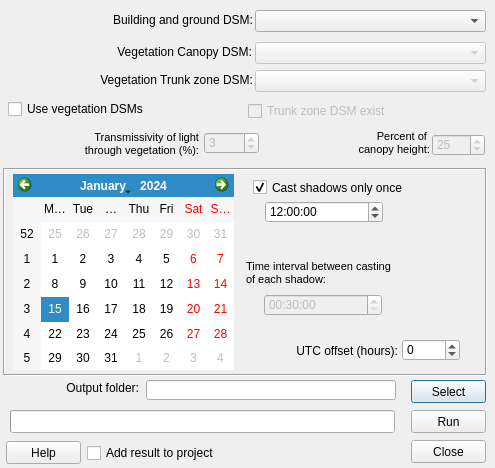
Qt form ShadowGenerator/shadow_generator_dialog_base.ui (UMEP-dev/UMEP) before a commit.
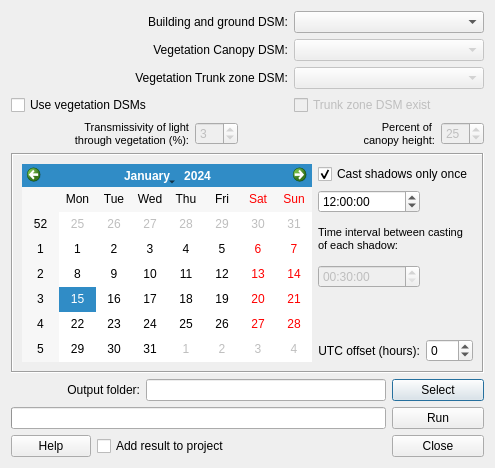
The same form after that commit.

The edit to the form file:
```diff
--- a/ShadowGenerator/shadow_generator_dialog_base.ui
+++ b/ShadowGenerator/shadow_generator_dialog_base.ui
@@ -19,15 +19,9 @@
   <property name="whatsThis">
    <string/>
   </property>
+  <layout class="QGridLayout" name="gridLayout_2">
+   <item row="0" column="0" colspan="5">
   <widget class="QLabel" name="label">
-   <property name="geometry">
-    <rect>
-     <x>27</x>
-     <y>12</y>
-     <width>226</width>
-     <height>16</height>
-    </rect>
-   </property>
    <property name="text">
     <string>Building and ground DSM:</string>
    </property>
@@ -35,18 +29,12 @@
     <set>Qt::AlignRight|Qt::AlignTrailing|Qt::AlignVCenter</set>
    </property>
   </widget>
+   </item>
+   <item row="0" column="5" colspan="4">
   <widget class="QComboBox" name="comboBox_dsm">
    <property name="enabled">
     <bool>true</bool>
    </property>
-   <property name="geometry">
-    <rect>
-     <x>255</x>
-     <y>10</y>
-     <width>231</width>
-     <height>22</height>
-    </rect>
-   </property>
    <property name="toolTip">
     <string>A raster Digital surface Model consisting of ground and building heights</string>
    </property>
@@ -54,166 +42,74 @@
     <string>A raster Digital surface Model consisting of ground and building heights</string>
    </property>
   </widget>
-  <widget class="QPushButton" name="pushButtonSave">
-   <property name="geometry">
-    <rect>
-     <x>411</x>
-     <y>380</y>
-     <width>75</width>
-     <height>23</height>
-    </rect>
-   </property>
+   </item>
+   <item row="1" column="0" colspan="5">
+    <widget class="QLabel" name="label_2">
    <property name="text">
-    <string>Select</string>
-   </property>
-  </widget>
-  <widget class="QLineEdit" name="textOutput">
-   <property name="geometry">
-    <rect>
-     <x>146</x>
-     <y>380</y>
-     <width>250</width>
-     <height>20</height>
-    </rect>
-   </property>
-  </widget>
-  <widget class="QLabel" name="label_4">
-   <property name="geometry">
-    <rect>
-     <x>6</x>
-     <y>380</y>
-     <width>133</width>
-     <height>16</height>
-    </rect>
-   </property>
-   <property name="text">
-    <string>Output folder:</string>
+      <string>Vegetation Canopy DSM:</string>
    </property>
    <property name="alignment">
     <set>Qt::AlignRight|Qt::AlignTrailing|Qt::AlignVCenter</set>
    </property>
   </widget>
+   </item>
+   <item row="1" column="5" colspan="4">
   <widget class="QComboBox" name="comboBox_vegdsm">
    <property name="enabled">
     <bool>false</bool>
    </property>
-   <property name="geometry">
-    <rect>
-     <x>255</x>
-     <y>42</y>
-     <width>231</width>
-     <height>22</height>
-    </rect>
-   </property>
    <property name="toolTip">
     <string>A raster grid consisting of heights of vegetation above ground. Should have same spatial extent and resolution as Building and Ground DSM</string>
    </property>
   </widget>
+   </item>
+   <item row="2" column="0" colspan="5">
+    <widget class="QLabel" name="label_3">
+     <property name="text">
+      <string>Vegetation Trunk zone DSM:</string>
+     </property>
+     <property name="alignment">
+      <set>Qt::AlignRight|Qt::AlignTrailing|Qt::AlignVCenter</set>
+     </property>
+    </widget>
+   </item>
+   <item row="2" column="5" colspan="4">
   <widget class="QComboBox" name="comboBox_vegdsm2">
    <property name="enabled">
     <bool>false</bool>
    </property>
-   <property name="geometry">
-    <rect>
-     <x>255</x>
-     <y>70</y>
-     <width>231</width>
-     <height>22</height>
-    </rect>
-   </property>
    <property name="toolTip">
     <string>A raster grid consisting of heights of trunk zone (bottom of canopy) above ground. Should have same spatial extent and resolution as Building and Ground DSM</string>
    </property>
   </widget>
+   </item>
+   <item row="3" column="0" colspan="4">
   <widget class="QCheckBox" name="checkBoxUseVeg">
    <property name="enabled">
     <bool>true</bool>
    </property>
-   <property name="geometry">
-    <rect>
-     <x>8</x>
-     <y>100</y>
-     <width>223</width>
-     <height>18</height>
-    </rect>
-   </property>
    <property name="text">
     <string>Use vegetation DSMs</string>
    </property>
   </widget>
-  <widget class="QCheckBox" name="checkBoxTrunkExist">
-   <property name="enabled">
-    <bool>false</bool>
-   </property>
-   <property name="geometry">
-    <rect>
-     <x>248</x>
-     <y>102</y>
-     <width>217</width>
-     <height>18</height>
-    </rect>
-   </property>
+   </item>
+   <item row="4" column="0" colspan="3">
+    <widget class="QLabel" name="label_8">
    <property name="text">
-    <string>Trunk zone DSM exist</string>
-   </property>
-  </widget>
-  <widget class="QLabel" name="label_2">
-   <property name="geometry">
-    <rect>
-     <x>29</x>
-     <y>44</y>
-     <width>223</width>
-     <height>16</height>
-    </rect>
-   </property>
-   <property name="text">
-    <string>Vegetation Canopy DSM:</string>
-   </property>
+      <string>&lt;!DOCTYPE HTML PUBLIC &quot;-//W3C//DTD HTML 4.0//EN&quot; &quot;http://www.w3.org/TR/REC-html40/strict.dtd&quot;&gt;
+&lt;html&gt;&lt;head&gt;&lt;meta name=&quot;qrichtext&quot; content=&quot;1&quot; /&gt;&lt;style type=&quot;text/css&quot;&gt;
+p, li { white-space: pre-wrap; }
+&lt;/style&gt;&lt;/head&gt;&lt;body style=&quot; font-family:'MS Shell Dlg 2'; font-size:8.25pt; font-weight:400; font-style:normal;&quot;&gt;
+&lt;p style=&quot; margin-top:0px; margin-bottom:0px; margin-left:0px; margin-right:0px; -qt-block-indent:0; text-indent:0px;&quot;&gt;&lt;span style=&quot; font-size:8pt;&quot;&gt;Transmissivity of light&lt;/span&gt;&lt;/p&gt;
+&lt;p style=&quot; margin-top:0px; margin-bottom:0px; margin-left:0px; margin-right:0px; -qt-block-indent:0; text-indent:0px;&quot;&gt;&lt;span style=&quot; font-size:8pt;&quot;&gt;through vegetation (%):&lt;/span&gt;&lt;/p&gt;&lt;/body&gt;&lt;/html&gt;</string>
+     </property>
    <property name="alignment">
     <set>Qt::AlignRight|Qt::AlignTrailing|Qt::AlignVCenter</set>
    </property>
   </widget>
-  <widget class="QLabel" name="label_3">
-   <property name="geometry">
-    <rect>
-     <x>15</x>
-     <y>72</y>
-     <width>238</width>
-     <height>16</height>
-    </rect>
-   </property>
-   <property name="text">
-    <string>Vegetation Trunk zone DSM:</string>
-   </property>
-   <property name="alignment">
-    <set>Qt::AlignRight|Qt::AlignTrailing|Qt::AlignVCenter</set>
-   </property>
-  </widget>
-  <widget class="QSpinBox" name="spinBoxTrunkHeight">
-   <property name="enabled">
-    <bool>false</bool>
-   </property>
-   <property name="geometry">
-    <rect>
-     <x>432</x>
-     <y>134</y>
-     <width>53</width>
-     <height>22</height>
-    </rect>
-   </property>
-   <property name="value">
-    <number>25</number>
-   </property>
-  </widget>
+   </item>
+   <item row="4" column="6" colspan="2">
   <widget class="QLabel" name="label_5">
-   <property name="geometry">
-    <rect>
-     <x>267</x>
-     <y>126</y>
-     <width>163</width>
-     <height>34</height>
-    </rect>
-   </property>
    <property name="text">
     <string>&lt;!DOCTYPE HTML PUBLIC &quot;-//W3C//DTD HTML 4.0//EN&quot; &quot;http://www.w3.org/TR/REC-html40/strict.dtd&quot;&gt;
 &lt;html&gt;&lt;head&gt;&lt;meta name=&quot;qrichtext&quot; content=&quot;1&quot; /&gt;&lt;style type=&quot;text/css&quot;&gt;
@@ -226,88 +122,31 @@
     <set>Qt::AlignRight|Qt::AlignTrailing|Qt::AlignVCenter</set>
    </property>
   </widget>
-  <widget class="QProgressBar" name="progressBar">
-   <property name="geometry">
-    <rect>
-     <x>10</x>
-     <y>410</y>
-     <width>385</width>
-     <height>23</height>
-    </rect>
-   </property>
-   <property name="value">
-    <number>0</number>
-   </property>
-   <property name="textVisible">
+   </item>
+   <item row="4" column="8">
+    <widget class="QSpinBox" name="spinBoxTrunkHeight">
+     <property name="enabled">
     <bool>false</bool>
    </property>
-  </widget>
-  <widget class="QPushButton" name="runButton">
-   <property name="geometry">
-    <rect>
-     <x>411</x>
-     <y>410</y>
-     <width>75</width>
-     <height>23</height>
-    </rect>
-   </property>
-   <property name="cursor">
-    <cursorShape>ArrowCursor</cursorShape>
-   </property>
-   <property name="text">
-    <string>Run</string>
-   </property>
-  </widget>
-  <widget class="QPushButton" name="pushButton">
-   <property name="geometry">
-    <rect>
-     <x>411</x>
-     <y>440</y>
-     <width>75</width>
-     <height>23</height>
-    </rect>
-   </property>
-   <property name="text">
-    <string>Close</string>
-   </property>
-  </widget>
+     <property name="value">
+      <number>25</number>
+     </property>
+    </widget>
+   </item>
+   <item row="5" column="0" colspan="9">
   <widget class="QFrame" name="frame">
-   <property name="geometry">
-    <rect>
-     <x>3</x>
-     <y>168</y>
-     <width>484</width>
-     <height>208</height>
-    </rect>
-   </property>
    <property name="frameShape">
     <enum>QFrame::Box</enum>
    </property>
    <property name="frameShadow">
     <enum>QFrame::Sunken</enum>
    </property>
-   <widget class="QCalendarWidget" name="calendarWidget">
-    <property name="geometry">
-     <rect>
-      <x>10</x>
-      <y>6</y>
-      <width>221</width>
-      <height>196</height>
-     </rect>
-    </property>
-   </widget>
+     <layout class="QGridLayout" name="gridLayout">
+      <item row="1" column="1">
    <widget class="QTimeEdit" name="timeEdit">
     <property name="enabled">
      <bool>true</bool>
     </property>
-    <property name="geometry">
-     <rect>
-      <x>262</x>
-      <y>33</y>
-      <width>118</width>
-      <height>22</height>
-     </rect>
-    </property>
     <property name="time">
      <time>
       <hour>12</hour>
@@ -319,15 +158,9 @@
      <string>HH:mm:ss</string>
     </property>
    </widget>
+      </item>
+      <item row="0" column="1" colspan="2">
    <widget class="QCheckBox" name="shadowCheckBox">
-    <property name="geometry">
-     <rect>
-      <x>250</x>
-      <y>9</y>
-      <width>220</width>
-      <height>21</height>
-     </rect>
-    </property>
     <property name="text">
      <string>Cast shadows only once</string>
     </property>
@@ -335,62 +168,22 @@
      <bool>true</bool>
     </property>
    </widget>
-   <widget class="QTimeEdit" name="intervalTimeEdit">
-    <property name="enabled">
-     <bool>false</bool>
-    </property>
-    <property name="geometry">
-     <rect>
-      <x>261</x>
-      <y>126</y>
-      <width>118</width>
-      <height>22</height>
-     </rect>
-    </property>
-    <property name="time">
-     <time>
-      <hour>0</hour>
-      <minute>30</minute>
-      <second>0</second>
-     </time>
-    </property>
-    <property name="displayFormat">
-     <string>HH:mm:ss</string>
-    </property>
-   </widget>
-   <widget class="QLabel" name="label_6">
-    <property name="geometry">
-     <rect>
-      <x>243</x>
-      <y>87</y>
-      <width>226</width>
-      <height>37</height>
-     </rect>
-    </property>
+      </item>
+      <item row="5" column="1">
+       <widget class="QLabel" name="label_7">
     <property name="text">
-     <string>&lt;!DOCTYPE HTML PUBLIC &quot;-//W3C//DTD HTML 4.0//EN&quot; &quot;http://www.w3.org/TR/REC-html40/strict.dtd&quot;&gt;
-&lt;html&gt;&lt;head&gt;&lt;meta name=&quot;qrichtext&quot; content=&quot;1&quot; /&gt;&lt;style type=&quot;text/css&quot;&gt;
-p, li { white-space: pre-wrap; }
-&lt;/style&gt;&lt;/head&gt;&lt;body style=&quot; font-family:'MS Shell Dlg 2'; font-size:8pt; font-weight:400; font-style:normal;&quot;&gt;
-&lt;p style=&quot; margin-top:0px; margin-bottom:0px; margin-left:0px; margin-right:0px; -qt-block-indent:0; text-indent:0px;&quot;&gt;Time interval between casting &lt;/p&gt;
-&lt;p style=&quot; margin-top:0px; margin-bottom:0px; margin-left:0px; margin-right:0px; -qt-block-indent:0; text-indent:0px;&quot;&gt;of each shadow:&lt;/p&gt;&lt;/body&gt;&lt;/html&gt;</string>
-    </property>
-    <property name="wordWrap">
-     <bool>true</bool>
-    </property>
-   </widget>
+         <string>UTC offset (hours):</string>
+        </property>
+        <property name="alignment">
+         <set>Qt::AlignRight|Qt::AlignTrailing|Qt::AlignVCenter</set>
+        </property>
+       </widget>
+      </item>
+      <item row="5" column="2">
    <widget class="QSpinBox" name="spinBoxUTC">
     <property name="enabled">
      <bool>true</bool>
     </property>
-    <property name="geometry">
-     <rect>
-      <x>399</x>
-      <y>171</y>
-      <width>58</width>
-      <height>22</height>
-     </rect>
-    </property>
     <property name="toolTip">
      <string>Negative values for time zones west of UTC and vise versa (e.g. CET = 1)</string>
     </property>
@@ -404,89 +197,130 @@
      <number>0</number>
     </property>
    </widget>
-   <widget class="QLabel" name="label_7">
-    <property name="geometry">
-     <rect>
-      <x>244</x>
-      <y>175</y>
-      <width>151</width>
-      <height>16</height>
-     </rect>
-    </property>
+      </item>
+      <item row="2" column="1" colspan="2">
+       <widget class="QLabel" name="label_6">
+        <property name="text">
+         <string>&lt;!DOCTYPE HTML PUBLIC &quot;-//W3C//DTD HTML 4.0//EN&quot; &quot;http://www.w3.org/TR/REC-html40/strict.dtd&quot;&gt;
+&lt;html&gt;&lt;head&gt;&lt;meta name=&quot;qrichtext&quot; content=&quot;1&quot; /&gt;&lt;style type=&quot;text/css&quot;&gt;
+p, li { white-space: pre-wrap; }
+&lt;/style&gt;&lt;/head&gt;&lt;body style=&quot; font-family:'MS Shell Dlg 2'; font-size:8pt; font-weight:400; font-style:normal;&quot;&gt;
+&lt;p style=&quot; margin-top:0px; margin-bottom:0px; margin-left:0px; margin-right:0px; -qt-block-indent:0; text-indent:0px;&quot;&gt;Time interval between casting &lt;/p&gt;
+&lt;p style=&quot; margin-top:0px; margin-bottom:0px; margin-left:0px; margin-right:0px; -qt-block-indent:0; text-indent:0px;&quot;&gt;of each shadow:&lt;/p&gt;&lt;/body&gt;&lt;/html&gt;</string>
+        </property>
+        <property name="wordWrap">
+         <bool>true</bool>
+        </property>
+       </widget>
+      </item>
+      <item row="0" column="0" rowspan="6">
+       <widget class="QCalendarWidget" name="calendarWidget"/>
+      </item>
+      <item row="3" column="1">
+       <widget class="QTimeEdit" name="intervalTimeEdit">
+        <property name="enabled">
+         <bool>false</bool>
+        </property>
+        <property name="time">
+         <time>
+          <hour>0</hour>
+          <minute>30</minute>
+          <second>0</second>
+         </time>
+        </property>
+        <property name="displayFormat">
+         <string>HH:mm:ss</string>
+        </property>
+       </widget>
+      </item>
+     </layout>
+    </widget>
+   </item>
+   <item row="6" column="0" colspan="2">
+    <widget class="QLabel" name="label_4">
     <property name="text">
-     <string>UTC offset (hours):</string>
+      <string>Output folder:</string>
     </property>
     <property name="alignment">
      <set>Qt::AlignRight|Qt::AlignTrailing|Qt::AlignVCenter</set>
     </property>
    </widget>
-  </widget>
+   </item>
+   <item row="6" column="2" colspan="5">
+    <widget class="QLineEdit" name="textOutput"/>
+   </item>
+   <item row="6" column="7" colspan="2">
+    <widget class="QPushButton" name="pushButtonSave">
+     <property name="text">
+      <string>Select</string>
+     </property>
+    </widget>
+   </item>
+   <item row="7" column="0" colspan="7">
+    <widget class="QProgressBar" name="progressBar">
+     <property name="value">
+      <number>0</number>
+     </property>
+     <property name="textVisible">
+      <bool>false</bool>
+     </property>
+    </widget>
+   </item>
+   <item row="7" column="7" colspan="2">
+    <widget class="QPushButton" name="runButton">
+     <property name="cursor">
+      <cursorShape>ArrowCursor</cursorShape>
+     </property>
+     <property name="text">
+      <string>Run</string>
+     </property>
+    </widget>
+   </item>
+   <item row="8" column="0">
+    <widget class="QPushButton" name="pushButtonHelp">
+     <property name="text">
+      <string>Help</string>
+     </property>
+    </widget>
+   </item>
+   <item row="8" column="1" colspan="6">
   <widget class="QCheckBox" name="checkBoxIntoCanvas">
    <property name="enabled">
     <bool>true</bool>
    </property>
-   <property name="geometry">
-    <rect>
-     <x>87</x>
-     <y>444</y>
-     <width>277</width>
-     <height>18</height>
-    </rect>
-   </property>
    <property name="text">
     <string>Add result to project</string>
    </property>
   </widget>
+   </item>
+   <item row="8" column="7" colspan="2">
+    <widget class="QPushButton" name="pushButton">
+     <property name="text">
+      <string>Close</string>
+     </property>
+    </widget>
+   </item>
+   <item row="3" column="5" colspan="4">
+    <widget class="QCheckBox" name="checkBoxTrunkExist">
+     <property name="enabled">
+      <bool>false</bool>
+     </property>
+     <property name="text">
+      <string>Trunk zone DSM exist</string>
+     </property>
+    </widget>
+   </item>
+   <item row="4" column="3">
   <widget class="QSpinBox" name="spinBoxTrans">
    <property name="enabled">
     <bool>false</bool>
    </property>
-   <property name="geometry">
-    <rect>
-     <x>204</x>
-     <y>132</y>
-     <width>55</width>
-     <height>22</height>
-    </rect>
-   </property>
    <property name="value">
     <number>3</number>
    </property>
   </widget>
-  <widget class="QLabel" name="label_8">
-   <property name="geometry">
-    <rect>
-     <x>6</x>
-     <y>126</y>
-     <width>193</width>
-     <height>37</height>
-    </rect>
-   </property>
-   <property name="text">
-    <string>&lt;!DOCTYPE HTML PUBLIC &quot;-//W3C//DTD HTML 4.0//EN&quot; &quot;http://www.w3.org/TR/REC-html40/strict.dtd&quot;&gt;
-&lt;html&gt;&lt;head&gt;&lt;meta name=&quot;qrichtext&quot; content=&quot;1&quot; /&gt;&lt;style type=&quot;text/css&quot;&gt;
-p, li { white-space: pre-wrap; }
-&lt;/style&gt;&lt;/head&gt;&lt;body style=&quot; font-family:'MS Shell Dlg 2'; font-size:8.25pt; font-weight:400; font-style:normal;&quot;&gt;
-&lt;p style=&quot; margin-top:0px; margin-bottom:0px; margin-left:0px; margin-right:0px; -qt-block-indent:0; text-indent:0px;&quot;&gt;&lt;span style=&quot; font-size:8pt;&quot;&gt;Transmissivity of light&lt;/span&gt;&lt;/p&gt;
-&lt;p style=&quot; margin-top:0px; margin-bottom:0px; margin-left:0px; margin-right:0px; -qt-block-indent:0; text-indent:0px;&quot;&gt;&lt;span style=&quot; font-size:8pt;&quot;&gt;through vegetation (%):&lt;/span&gt;&lt;/p&gt;&lt;/body&gt;&lt;/html&gt;</string>
-   </property>
-   <property name="alignment">
-    <set>Qt::AlignRight|Qt::AlignTrailing|Qt::AlignVCenter</set>
-   </property>
-  </widget>
-  <widget class="QPushButton" name="pushButtonHelp">
-   <property name="geometry">
-    <rect>
-     <x>6</x>
-     <y>441</y>
-     <width>75</width>
-     <height>23</height>
-    </rect>
-   </property>
-   <property name="text">
-    <string>Help</string>
-   </property>
-  </widget>
+   </item>
+  </layout>
  </widget>
  <resources/>
  <connections>
```
Left out of the diff: 56 changed lines with no effect on the pictures. Lines whose indentation alone changed are shown as unchanged.
